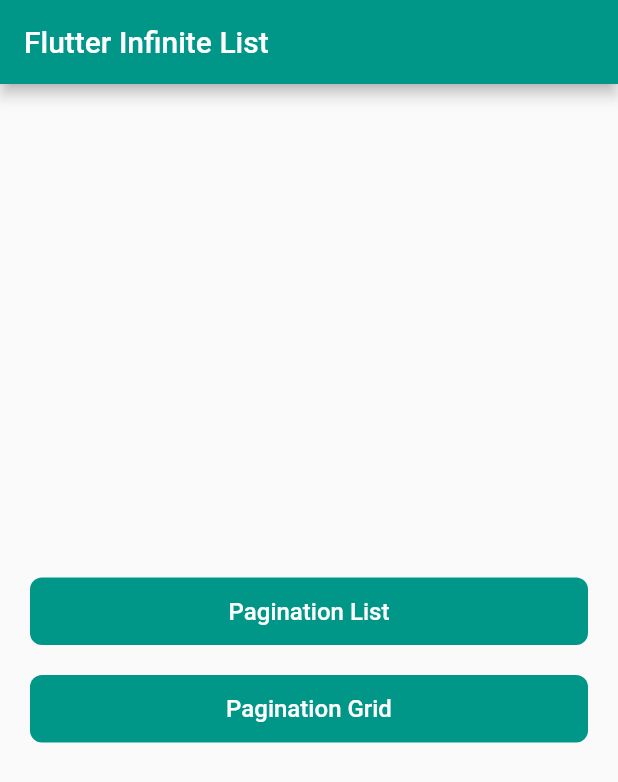
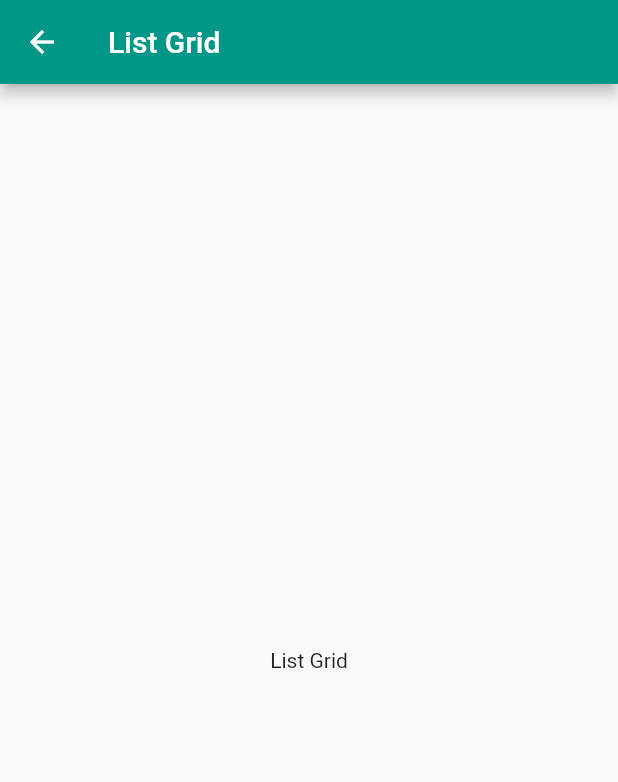
Before and after one commit to yoesuv/Flutter-Load-More-Paging, a Flutter app: the screen it shows after launch, after a tap on "Pagination Grid", on a phone screen of 412 x 824 dp. Shown: the top 782 px of the screen. Run offline on Flutter 3.47's test engine with Material 2 defaults, Android fonts, the phone set to English and light mode, and no system bars; our stand-ins replace bloc, dio, equatable, flutter_bloc, rxdart; network calls fail.

Commit message:
:newspaper: add grid screen

```diff
--- a/lib/src/core/routes/app_route.dart
+++ b/lib/src/core/routes/app_route.dart
@@ -1,3 +1,4 @@
+import 'package:bloc_load_more/src/ui/grid.dart';
 import 'package:bloc_load_more/src/ui/home.dart';
 import 'package:bloc_load_more/src/ui/splash.dart';
 import 'package:bloc_load_more/src/ui/start.dart';
@@ -17,6 +18,10 @@ class AppRoute {
       return MaterialPageRoute(builder: (context) {
         return Start();
       });
+    } else if (settings.name == Grid.routeName) {
+      return MaterialPageRoute(builder: (context) {
+        return Grid();
+      });
     } else {
       return MaterialPageRoute(builder: (context) {
         return Scaffold(
--- /dev/null
+++ b/lib/src/ui/grid.dart
@@ -0,0 +1,15 @@
+import 'package:flutter/material.dart';
+
+class Grid extends StatelessWidget {
+  static const String routeName = 'grid';
+
+  @override
+  Widget build(BuildContext context) {
+    return Scaffold(
+      appBar: AppBar(title: Text('List Grid')),
+      body: Center(
+        child: Text('List Grid'),
+      ),
+    );
+  }
+}
--- a/lib/src/ui/start.dart
+++ b/lib/src/ui/start.dart
@@ -1,3 +1,4 @@
+import 'package:bloc_load_more/src/ui/grid.dart';
 import 'package:bloc_load_more/src/ui/home.dart';
 import 'package:bloc_load_more/src/ui/widgets/button_primary.dart';
 import 'package:flutter/material.dart';
@@ -8,6 +9,10 @@ class Start extends StatelessWidget {
 
   VoidCallback goToList(BuildContext context) => (){
     Navigator.pushNamed(context, Home.routeName);
+  };
+
+  VoidCallback goToGrid(BuildContext context) => (){
+    Navigator.pushNamed(context, Grid.routeName);
   };
 
   @override
@@ -22,7 +27,7 @@ class Start extends StatelessWidget {
             children: [
               ButtonPrimary(onPress: goToList(context), text: 'Pagination List'),
               SizedBox(height: 20),
-              ButtonPrimary( onPress: () {}, text: 'Pagination Grid'),
+              ButtonPrimary( onPress: goToGrid(context), text: 'Pagination Grid'),
             ],
           ),
         ),
```
